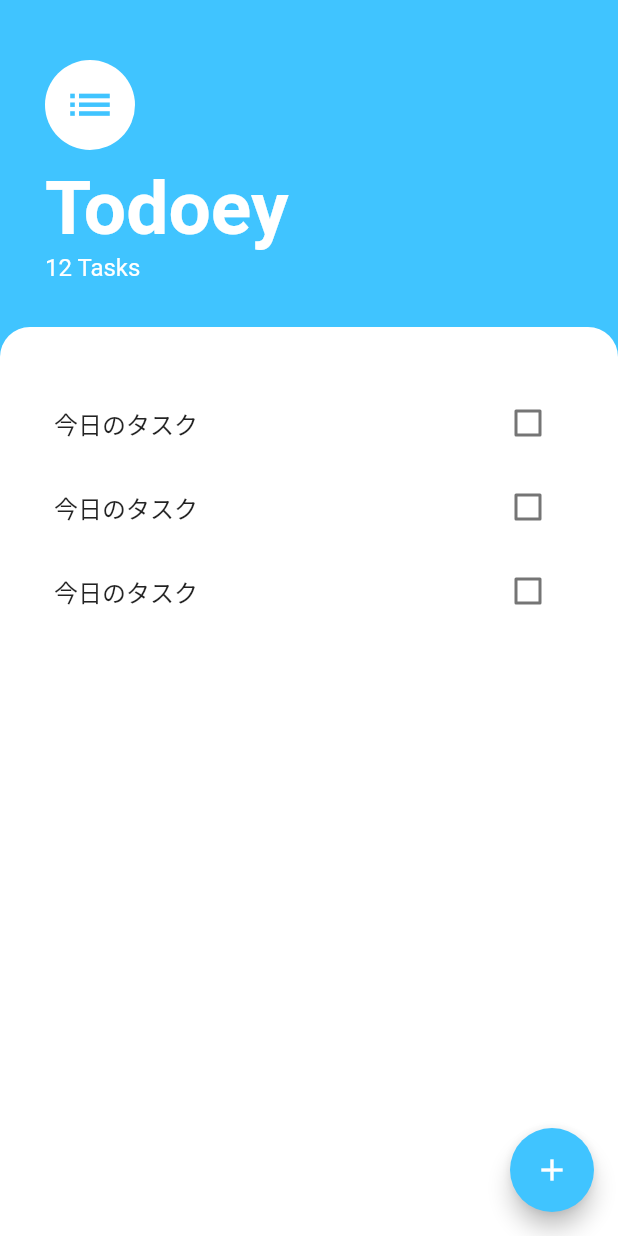
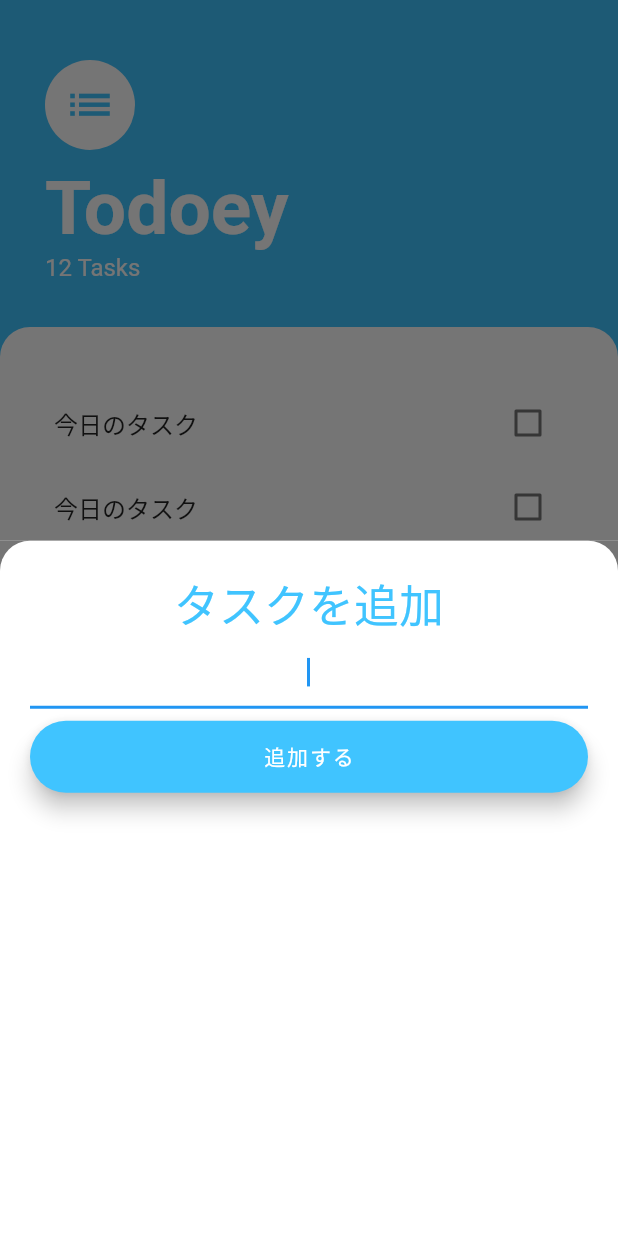
Before and after one commit to mimimimaimai55/todoey_flutter, a Flutter app: the screen it shows after launch, after a tap on the "add" icon, on a phone screen of 412 x 824 dp. Run offline on Flutter 3.47's test engine with Material 2 defaults, Android fonts, the phone set to English and light mode, and no system bars.

Commit message:
セクション17.198 ボトムシートウィジェット作成まで完了

```diff
--- /dev/null
+++ b/lib/screens/add_task_screen.dart
@@ -0,0 +1,49 @@
+import 'package:flutter/material.dart';
+
+class AddTaskScreen extends StatelessWidget {
+
+  @override
+  Widget build(BuildContext context) {
+    return Container(
+      color: Color(0xff757575),
+      child: Container(
+        padding: EdgeInsets.all(20.0),
+        decoration: BoxDecoration(
+          color: Colors.white,
+          borderRadius: BorderRadius.only(
+            topLeft: Radius.circular(20.0),
+            topRight: Radius.circular(20.0),
+          ),
+        ),
+        child: Column(
+          crossAxisAlignment: CrossAxisAlignment.stretch,
+          children: [
+            Text(
+              'タスクを追加',
+              textAlign: TextAlign.center,
+              style: TextStyle(
+                fontSize: 30.0,
+                color: Colors.lightBlueAccent,
+              ),
+            ),
+            TextField(
+              autofocus: true,
+              textAlign: TextAlign.center,
+            ),
+            SizedBox(
+              height: 8.0,
+            ),
+            FloatingActionButton.extended(
+              onPressed: (){
+                //
+              },
+              backgroundColor: Colors.lightBlueAccent,
+              label: const Text('追加する'),
+
+            ),
+          ],
+        ),
+      ),
+    );
+  }
+}
--- a/lib/screens/task_screen.dart
+++ b/lib/screens/task_screen.dart
@@ -1,7 +1,9 @@
 import 'package:flutter/material.dart';
 import 'package:todoey_flutter/widgets/task_list.dart';
+import 'package:todoey_flutter/screens/add_task_screen.dart';
 
 class TaskScreen extends StatelessWidget {
+
   @override
   Widget build(BuildContext context) {
     return Scaffold(
@@ -9,7 +11,12 @@ class TaskScreen extends StatelessWidget {
       floatingActionButton: FloatingActionButton(
         backgroundColor: Colors.lightBlueAccent,
         child: Icon(Icons.add),
-        onPressed: () {},
+        onPressed: () {
+          showModalBottomSheet(context: context, builder:
+              (BuildContext context)
+              => AddTaskScreen()
+          );
+        },
       ),
       body: Column(
         crossAxisAlignment: CrossAxisAlignment.start,
```
